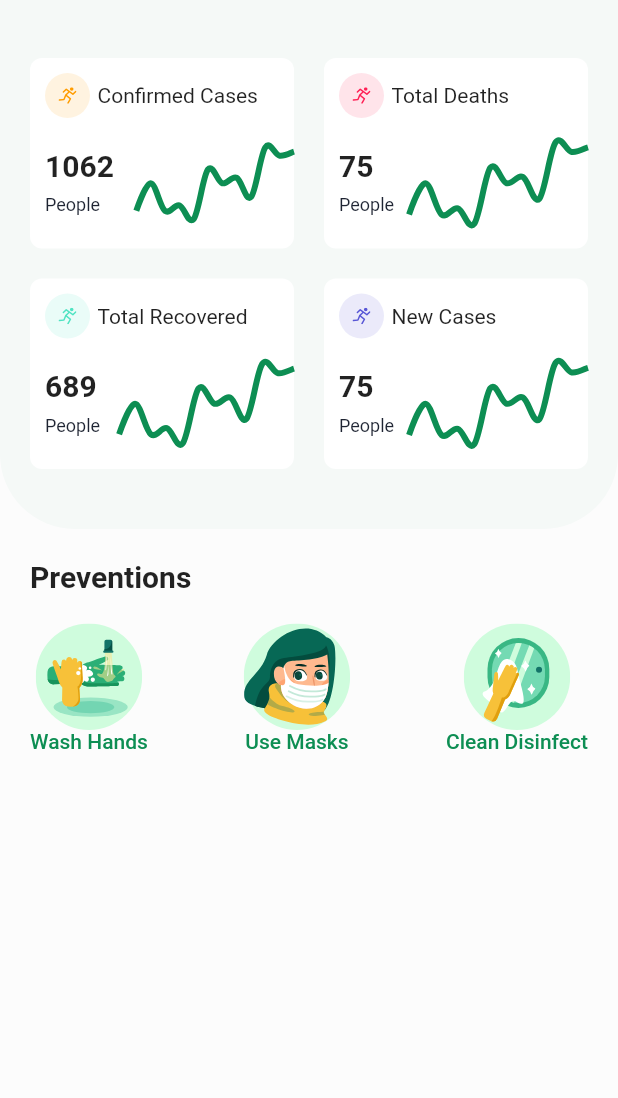
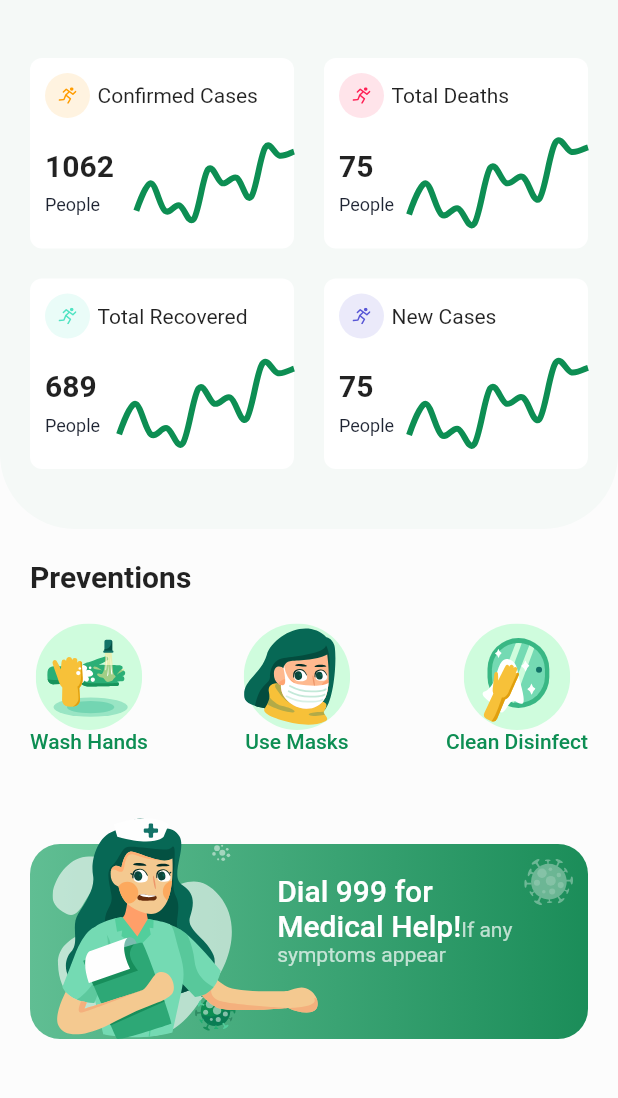
Before and after one commit to pedromartinsb/flutter-covid-19, a Flutter app: the screen it shows after launch, on a phone screen of 412 x 824 dp, the part 56-1154 px from its top. Run offline on Flutter 3.47's test engine with Material 2 defaults, Android fonts, the phone set to English and light mode, and no system bars; drawn by our look-alikes of fl_chart; our stand-ins replace flutter_svg.

Commit message:
Finished home screen and started details screen

```diff
--- a/covid_19/lib/screens/home_screen.dart
+++ b/covid_19/lib/screens/home_screen.dart
@@ -1,4 +1,5 @@
 import 'package:covid_19/constantes.dart';
+import 'package:covid_19/screens/details_screen.dart';
 import 'package:covid_19/widgets/info_card.dart';
 import 'package:flutter/material.dart';
 import 'package:flutter_svg/flutter_svg.dart';
@@ -8,11 +9,13 @@ class HomeScreen extends StatelessWidget {
   Widget build(BuildContext context) {
     return Scaffold(
       appBar: buildAppBar(),
-      body: Column(
+      body: SingleChildScrollView(
+        child: Column(
           crossAxisAlignment: CrossAxisAlignment.start,
           children: [
             Container(
-            padding: EdgeInsets.only(left: 20, top: 20, right: 20, bottom: 40),
+              padding:
+                  EdgeInsets.only(left: 20, top: 20, right: 20, bottom: 40),
               width: double.infinity,
               decoration: BoxDecoration(
                 color: kPrimaryColor.withOpacity(0.03),
@@ -29,21 +32,34 @@ class HomeScreen extends StatelessWidget {
                     title: "Confirmed Cases",
                     iconColor: Color(0xFFFF9C00),
                     effectedNum: 1062,
+                    press: () {},
                   ),
                   InfoCard(
                     title: "Total Deaths",
                     iconColor: Color(0xFFFF2055),
                     effectedNum: 75,
+                    press: () {},
                   ),
                   InfoCard(
                     title: "Total Recovered",
                     iconColor: Color(0xFF50E3C2),
                     effectedNum: 689,
+                    press: () {},
                   ),
                   InfoCard(
                     title: "New Cases",
                     iconColor: Color(0xFF5856D6),
                     effectedNum: 75,
+                    press: () {
+                      Navigator.push(
+                        context,
+                        MaterialPageRoute(
+                          builder: (context) {
+                            return DetailsScreen();
+                          },
+                        ),
+                      );
+                    },
                   ),
                 ],
               ),
@@ -51,6 +67,7 @@ class HomeScreen extends StatelessWidget {
             SizedBox(height: 20),
             Padding(
               padding: const EdgeInsets.symmetric(horizontal: 20),
+              child: SingleChildScrollView(
                 child: Column(
                   crossAxisAlignment: CrossAxisAlignment.start,
                   children: [
@@ -62,7 +79,22 @@ class HomeScreen extends StatelessWidget {
                           .copyWith(fontWeight: FontWeight.bold),
                     ),
                     SizedBox(height: 20),
-                Row(
+                    buildPreventation(),
+                    SizedBox(height: 40),
+                    buildHelpCard(context),
+                    SizedBox(height: 40),
+                  ],
+                ),
+              ),
+            ),
+          ],
+        ),
+      ),
+    );
+  }
+
+  Row buildPreventation() {
+    return Row(
       mainAxisAlignment: MainAxisAlignment.spaceBetween,
       children: <Widget>[
         PreventionCard(
@@ -78,9 +110,61 @@ class HomeScreen extends StatelessWidget {
           title: "Clean Disinfect",
         ),
       ],
+    );
+  }
+
+  Container buildHelpCard(BuildContext context) {
+    return Container(
+      height: 150,
+      width: double.infinity,
+      child: Stack(
+        alignment: Alignment.bottomLeft,
+        children: <Widget>[
+          Container(
+            padding: EdgeInsets.only(
+              left: MediaQuery.of(context).size.width * .4,
+              top: 20,
+              right: 20,
+            ),
+            height: 130,
+            width: double.infinity,
+            decoration: BoxDecoration(
+              gradient: LinearGradient(
+                colors: [
+                  Color(0xFF60BE93),
+                  Color(0xFF1B8D59),
+                ],
+              ),
+              borderRadius: BorderRadius.circular(20),
+            ),
+            child: RichText(
+              text: TextSpan(
+                children: [
+                  TextSpan(
+                    text: "Dial 999 for \nMedical Help!",
+                    style: Theme.of(context)
+                        .textTheme
+                        .title
+                        .copyWith(color: Colors.white),
+                  ),
+                  TextSpan(
+                    text: "If any symptoms appear",
+                    style: TextStyle(
+                      color: Colors.white.withOpacity(0.7),
+                    ),
                   ),
                 ],
               ),
+            ),
+          ),
+          Padding(
+            padding: const EdgeInsets.symmetric(horizontal: 15),
+            child: SvgPicture.asset("assets/icons/nurse.svg"),
+          ),
+          Positioned(
+            top: 30,
+            right: 10,
+            child: SvgPicture.asset("assets/icons/virus.svg"),
           ),
         ],
       ),
--- a/covid_19/lib/widgets/info_card.dart
+++ b/covid_19/lib/widgets/info_card.dart
@@ -7,18 +7,22 @@ class InfoCard extends StatelessWidget {
   final String title;
   final int effectedNum;
   final Color iconColor;
+  final Function press;
   const InfoCard({
     Key key,
     this.title,
     this.effectedNum,
     this.iconColor,
+    this.press,
   }) : super(key: key);
 
   @override
   Widget build(BuildContext context) {
     return LayoutBuilder(
       builder: (context, constraints) {
-        return Container(
+        return GestureDetector(
+          onTap: press,
+          child: Container(
             width: constraints.maxWidth / 2 - 10,
             decoration: BoxDecoration(
               color: Colors.white,
@@ -92,6 +96,7 @@ class InfoCard extends StatelessWidget {
                 ),
               ],
             ),
+          ),
         );
       },
     );
```
Also changed, not shown: covid_19/lib/screens/details_screen.dart (added, +37 -0 lines). Lines whose indentation alone changed are shown as unchanged.
